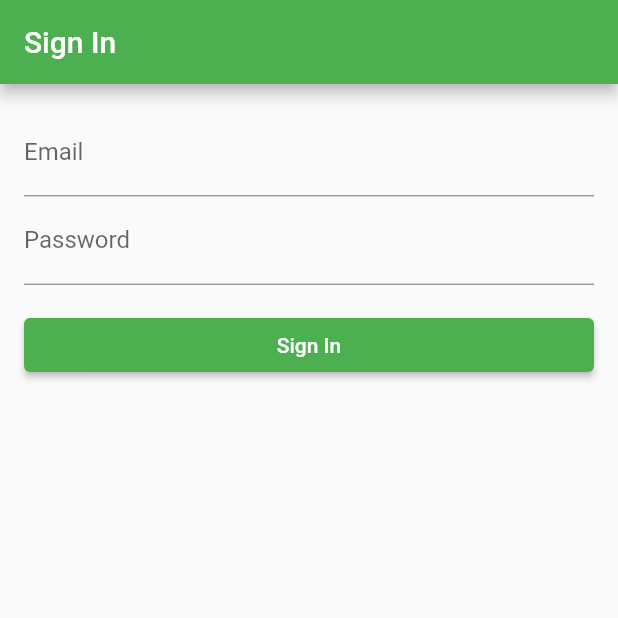
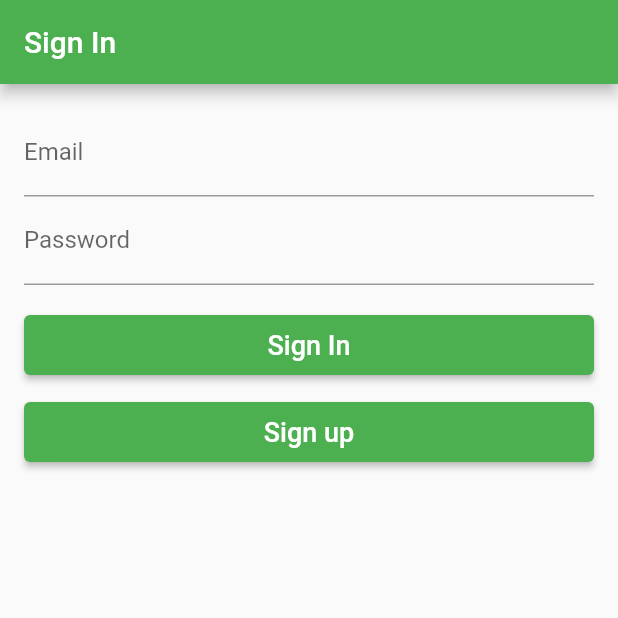
Before and after one commit to Malolpv/Arosaje, a Flutter app: the screen it shows after launch, on a phone screen of 412 x 824 dp, the top half of it. Run offline on Flutter 3.47's test engine with Material 2 defaults, Android fonts, the phone set to English and light mode, and no system bars; accounts and stored records are empty.

```diff
--- a/lib/screens/sign_in.dart
+++ b/lib/screens/sign_in.dart
@@ -62,21 +62,33 @@ class _SignInPageState extends State<SignInPage> {
                       height: 16.0,
                     ),
                     if (!widget._viewModel.isLoading)
+                      Column(
+                        children: [
                           ElevatedButton(
+                            style: ElevatedButton.styleFrom(
+                                minimumSize: Size(
+                                    MediaQuery.of(context).size.width, 40)),
                             onPressed: () {
                               if (_formKey.currentState!.validate()) {
                                 _formKey.currentState!.save();
                                 widget._viewModel.signIn();
-
-                            // Navigator.push(
-                            //   context,
-                            //   MaterialPageRoute(
-                            //       builder: (context) =>
-                            //           HomeScreen(HomeViewModel())),
-                            // );
                               }
                             },
-                        child: const Text('Sign In'),
+                            child: const Text('Sign In',
+                                style: TextStyle(fontSize: 18)),
+                          ),
+                          const SizedBox(height: 10),
+                          ElevatedButton(
+                            style: ElevatedButton.styleFrom(
+                                minimumSize: Size(
+                                    MediaQuery.of(context).size.width, 40)),
+                            onPressed: () {
+                              widget._viewModel.onSignUpClicked();
+                            },
+                            child: const Text('Sign up',
+                                style: TextStyle(fontSize: 18)),
+                          )
+                        ],
                       )
                     else
                       const Center(
--- a/lib/viewmodels/signin_viewmodel.dart
+++ b/lib/viewmodels/signin_viewmodel.dart
@@ -4,6 +4,7 @@ import 'package:arosaje/viewmodels/connection_base_view_model.dart';
 
 abstract class SignInRouter {
   onLogin(User user);
+  displaySignUp();
 }
 
 class SignInViewModel extends ConnectionBaseViewModel {
@@ -50,6 +51,10 @@ class SignInViewModel extends ConnectionBaseViewModel {
     return valid;
   }
 
+  void onSignUpClicked() {
+    _router.displaySignUp();
+  }
+
   void signIn() async {
     final email = this.getEmail;
     final pass = getPassword;
```
Also changed, not shown: lib/navigation/navigation_delegate.dart (+34 -4 lines), lib/screens/sign_up.dart (+41 -22 lines), lib/viewmodels/signup_view_model.dart (+15 -0 lines). Lines whose indentation alone changed are shown as unchanged.
